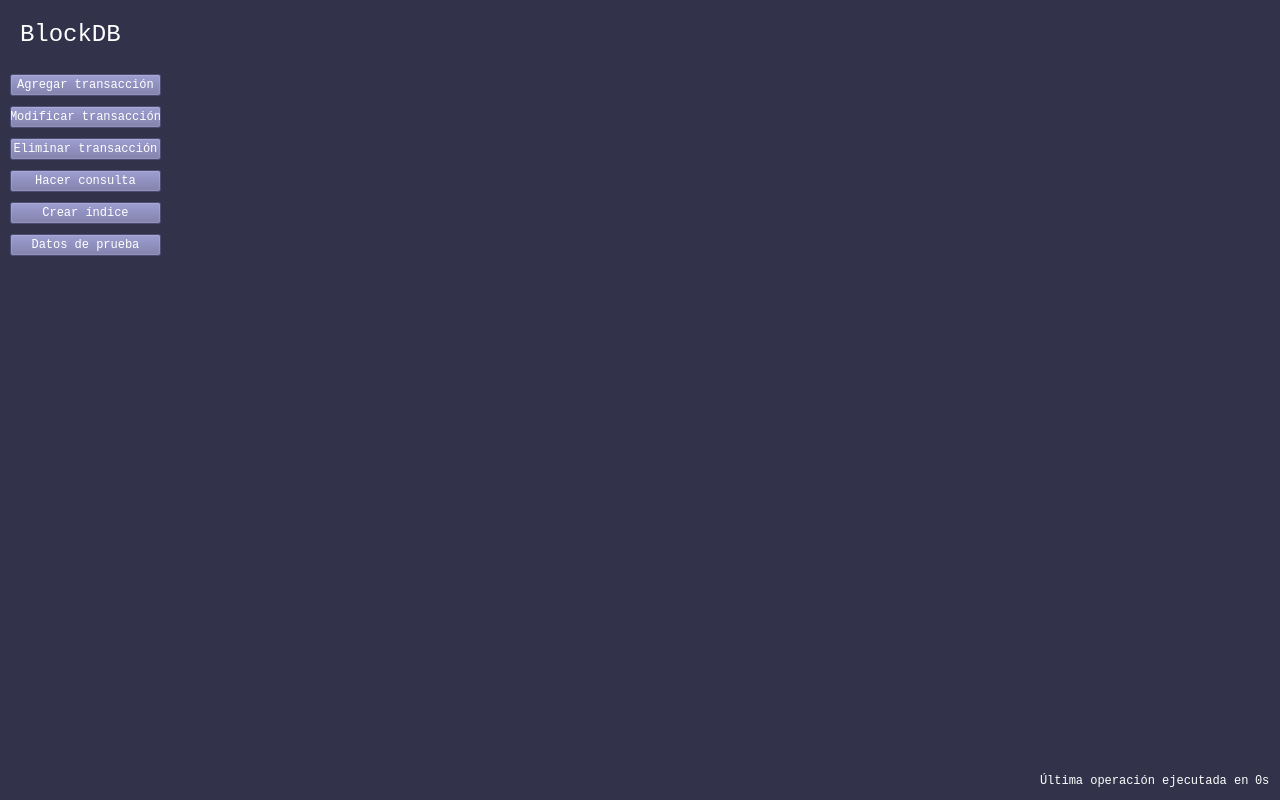
Old version of the form mainwindow.ui in the repository jjordanoc/blockchain-db.
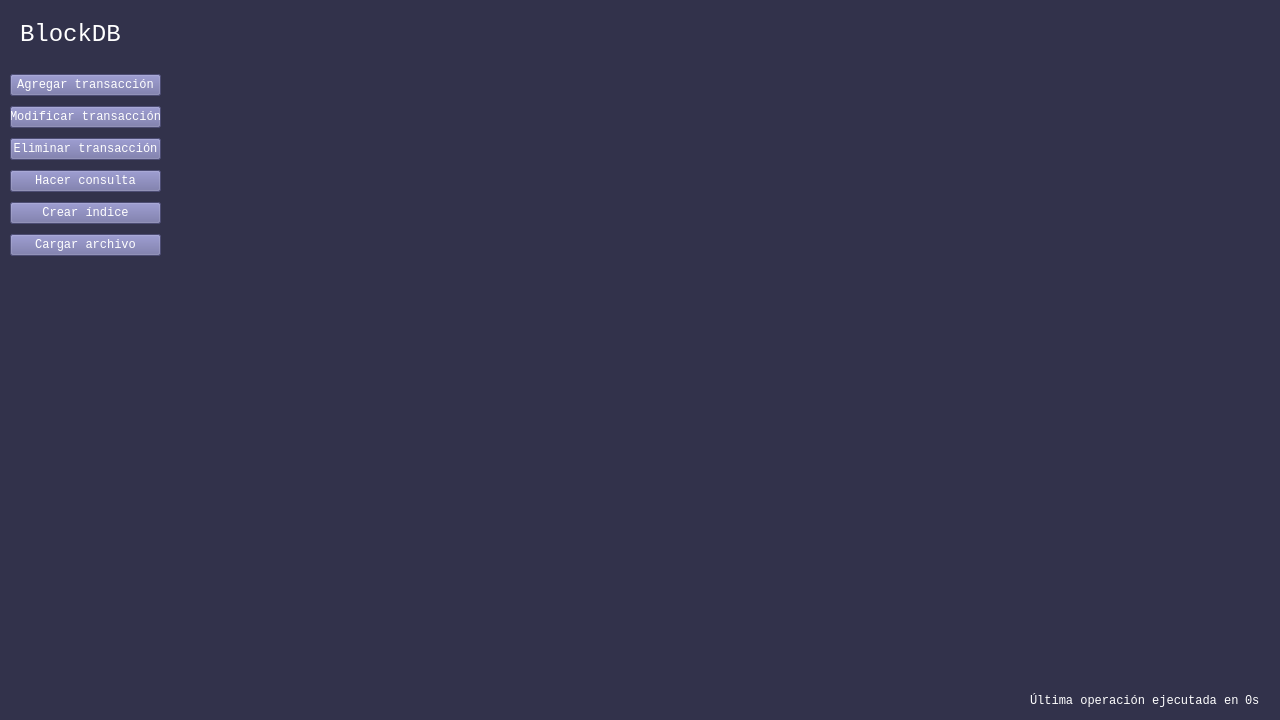
New version of the form.

```diff
--- a/mainwindow.ui
+++ b/mainwindow.ui
@@ -7,7 +7,7 @@
     <x>0</x>
     <y>0</y>
     <width>1280</width>
-    <height>800</height>
+    <height>720</height>
    </rect>
   </property>
   <property name="windowTitle">
@@ -84,7 +84,7 @@
        <string notr="true">background-color: rgb(108, 108, 162)</string>
       </property>
       <property name="text">
-       <string>Datos de prueba</string>
+       <string>Cargar archivo</string>
       </property>
      </widget>
     </item>
@@ -93,8 +93,8 @@
   <widget class="QWidget" name="horizontalLayoutWidget_2">
    <property name="geometry">
     <rect>
-     <x>1040</x>
-     <y>770</y>
+     <x>1030</x>
+     <y>690</y>
      <width>225</width>
      <height>21</height>
     </rect>
@@ -141,7 +141,7 @@
      <x>170</x>
      <y>20</y>
      <width>1091</width>
-     <height>741</height>
+     <height>671</height>
     </rect>
    </property>
    <property name="frameShape">
@@ -174,7 +174,7 @@
       <x>0</x>
       <y>0</y>
       <width>1091</width>
-      <height>741</height>
+      <height>671</height>
      </rect>
     </property>
     <property name="autoFillBackground">
```
Left out of the diff: 2 changed lines with no effect on the pictures.
